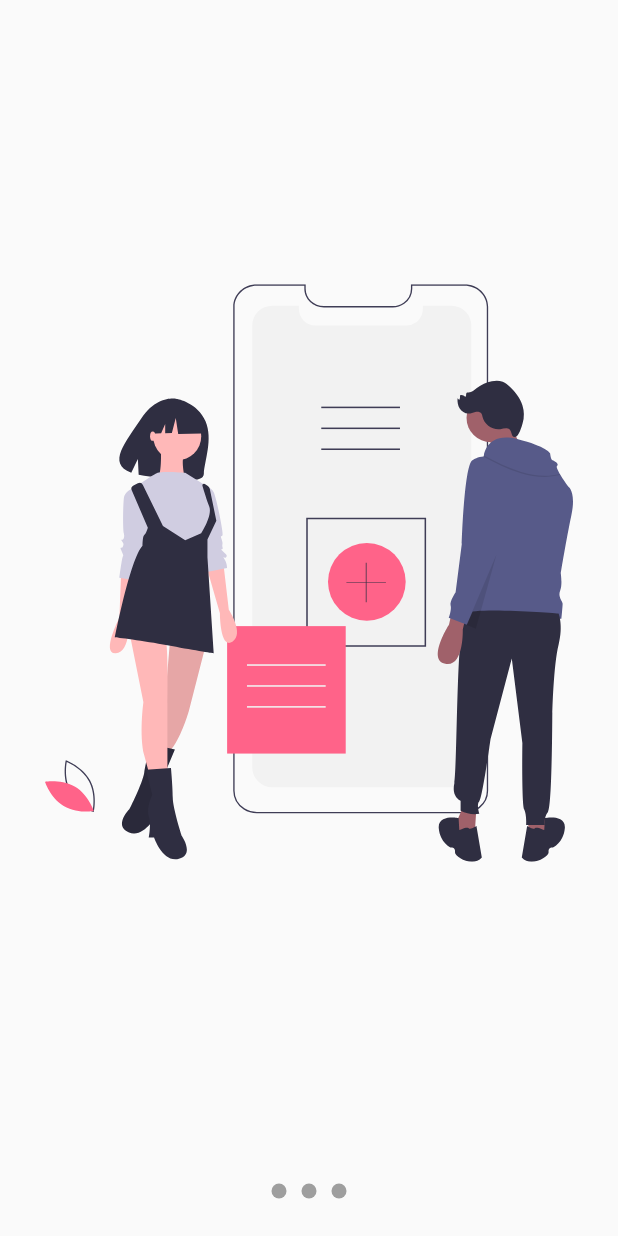
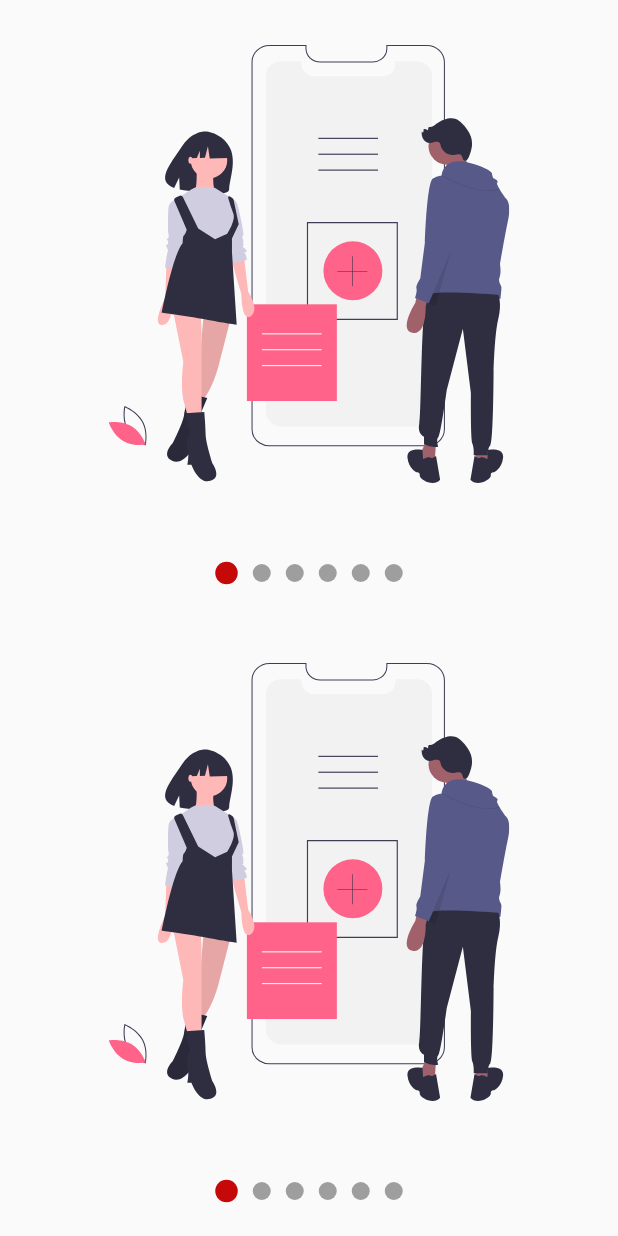
Before and after one commit to JAIME1523/cuadradoAnimadoFlutter, a Flutter app: the screen it shows after launch, on a phone screen of 412 x 824 dp. Run offline on Flutter 3.47's test engine with Material 2 defaults, Android fonts, the phone set to English and light mode, and no system bars; our stand-ins replace flutter_svg.

Commit message:
Slideshow

```diff
--- a/lib/main.dart
+++ b/lib/main.dart
@@ -1,7 +1,9 @@
 // import 'package:designs/labs/circular_progres_page.dart';
 // import 'package:designs/pages/grafias_ciculares.dart';
-import 'package:designs/src/pages/slideshow_page.dart';
+// import 'package:designs/src/labs/slideshow_page.dart';
 import 'package:flutter/material.dart';
+
+import 'src/pages/slideshow_page.dart';
 
 void main() => runApp(const MyApp());
 
@@ -13,7 +15,8 @@ class MyApp extends StatelessWidget {
     return const MaterialApp(
       debugShowCheckedModeBanner: false,
       title: 'Material App',
-      home: SlideShowPage(),
+      home:
+       SildeShowPage(),
     );
   }
 }
--- /dev/null
+++ b/lib/src/labs/slideshow_page.dart
@@ -0,0 +1,136 @@
+import 'package:designs/src/models/slider_model.dart';
+import 'package:flutter/material.dart';
+import 'package:flutter_svg/flutter_svg.dart';
+import 'package:provider/provider.dart';
+
+class SlideShowPage extends StatelessWidget {
+  const SlideShowPage({Key? key}) : super(key: key);
+
+  @override
+  Widget build(BuildContext context) {
+    return ChangeNotifierProvider(
+      create: (_) => SliderModel(),
+      child: Scaffold(
+        body: Center(
+            child: Column(children: const [
+          Expanded(child: _Slides()),
+          _Dots(),
+        ])),
+      ),
+    );
+  }
+}
+
+class _Dots extends StatelessWidget {
+  const _Dots({Key? key}) : super(key: key);
+
+  @override
+  Widget build(BuildContext context) {
+    return Container(
+      width: double.infinity,
+      height: 60,
+      child: Row(
+        mainAxisAlignment: MainAxisAlignment.center,
+        children: const [
+          _Dot(
+            index: 0,
+          ),
+          _Dot(
+            index: 1,
+          ),
+          _Dot(
+            index: 2,
+          ),
+        ],
+      ),
+    );
+  }
+}
+
+class _Dot extends StatelessWidget {
+  const _Dot({
+    Key? key,
+    required this.index,
+  }) : super(key: key);
+  final int index;
+
+  @override
+  Widget build(BuildContext context) {
+    final pageViewIndex = Provider.of<SliderModel>(context).currentPage;
+    return AnimatedContainer(
+        duration:const Duration(milliseconds: 200),
+        margin: const EdgeInsets.symmetric(horizontal: 5),
+        height: 10,
+        width: 10,
+        decoration: BoxDecoration(
+          color: (pageViewIndex >= index - 0.5 && pageViewIndex < index + 0.5)
+              ? Colors.blue
+              : Colors.grey,
+          shape: BoxShape.circle,
+        ));
+  }
+}
+
+class _Slides extends StatefulWidget {
+  const _Slides({Key? key}) : super(key: key);
+
+  @override
+  State<_Slides> createState() => _SlidesState();
+}
+
+class _SlidesState extends State<_Slides> {
+  final pageViewController = PageController();
+
+  @override
+  void initState() {
+    super.initState();
+
+    pageViewController.addListener(() {
+      Provider.of<SliderModel>(context, listen: false).currentPage =
+          pageViewController.page!;
+    });
+//en false por que esta en el initState
+  }
+
+  @override
+  void dispose() {
+    super.dispose();
+  }
+
+  @override
+  Widget build(BuildContext context) {
+    return Container(
+      child: PageView(
+        controller: pageViewController,
+        children: const [
+          _Slide(
+            svg: 'assets/slide-1.svg',
+          ),
+          _Slide(
+            svg: 'assets/slide-2.svg',
+          ),
+          _Slide(
+            svg: 'assets/slide-3.svg',
+          ),
+        ],
+      ),
+    );
+  }
+}
+
+class _Slide extends StatelessWidget {
+  const _Slide({
+    Key? key,
+    required this.svg,
+  }) : super(key: key);
+  final String svg;
+
+  @override
+  Widget build(BuildContext context) {
+    return Container(
+        width: double.infinity,
+        height: double.infinity,
+        padding: const EdgeInsets.all(30),
+        child: SvgPicture.asset(svg));
+  }
+}
--- a/lib/src/models/slider_model.dart
+++ b/lib/src/models/slider_model.dart
@@ -1,12 +1,16 @@
 import 'package:flutter/foundation.dart';
 
-class SLiderModel extends ChangeNotifier {
+class SliderModel extends ChangeNotifier {
   double _currentpage = 0;
 
   double get currentPage => _currentpage;
 
-  set currentPage(double currrentPage) {
-    _currentpage = currrentPage;
+  set currentPage(double pagina) {
+    _currentpage = pagina;
     notifyListeners();
   }
+
+
+
+
 }
--- a/lib/src/pages/slideshow_page.dart
+++ b/lib/src/pages/slideshow_page.dart
@@ -1,120 +1,45 @@
+import 'package:designs/src/widgets/slideshow.dart';
 import 'package:flutter/material.dart';
-import 'package:flutter_svg/flutter_svg.dart';
+import 'package:flutter_svg/svg.dart';
 
-class SlideShowPage extends StatelessWidget {
-  const SlideShowPage({Key? key}) : super(key: key);
+class SildeShowPage extends StatelessWidget {
+  const SildeShowPage({Key? key}) : super(key: key);
 
   @override
   Widget build(BuildContext context) {
     return Scaffold(
-      body: Center(
-          child: Column(children: const [
-        Expanded(child: _Slides()),
-        _Dots(),
-      ])),
+        // backgroundColor: Colors.purple,
+        body: Column(children: const [
+      Expanded(child: _MiSlideshow()),
+      Expanded(child: _MiSlideshow()),
+    ]));
+  }
+}
+
+class _MiSlideshow extends StatelessWidget {
+  const _MiSlideshow({
+    Key? key,
+  }) : super(key: key);
+
+  @override
+  Widget build(BuildContext context) {
+    return SlideShow(
+      // puntosArriba: true,
+      bulletPrimario: 15,
+      colorPrimario: const Color.fromARGB(255, 197, 8, 8),
+      colorSecundario: Colors.grey,
+      slides: <Widget>[
+        SvgPicture.asset('assets/slide-1.svg'),
+        SvgPicture.asset('assets/slide-2.svg'),
+        SvgPicture.asset('assets/slide-3.svg'),
+        SvgPicture.asset('assets/slide-4.svg'),
+        SvgPicture.asset('assets/slide-5.svg'),
+        Container(
+          height: 100,
+          width: 100,
+          color: Colors.blue,
+        )
+      ],
     );
   }
 }
-
-class _Dots extends StatelessWidget {
-  const _Dots({Key? key}) : super(key: key);
-
-  @override
-  Widget build(BuildContext context) {
-    return Container(
-      width: double.infinity,
-      height: 60,
-      child: Row(
-        mainAxisAlignment: MainAxisAlignment.center,
-        children: const [
-          _Dot(index: 0,),
-          _Dot(index: 1,),
-          _Dot(index: 2,),
-
-
-        ],
-      ),
-    );
-  }
-}
-
-class _Dot extends StatelessWidget {
-  const _Dot({
-    Key? key, required this.index,
-  }) : super(key: key);
-  final int index;
-
-  @override
-  Widget build(BuildContext context) {
-    return Container(
-        margin: const EdgeInsets.symmetric(horizontal: 5),
-        height: 10,
-        width: 10,
-        decoration: const BoxDecoration(
-          color: Colors.grey,
-          shape: BoxShape.circle,
-        ));
-  }
-}
-
-class _Slides extends StatefulWidget {
-  const _Slides({Key? key}) : super(key: key);
-
-  @override
-  State<_Slides> createState() => _SlidesState();
-}
-
-class _SlidesState extends State<_Slides> {
-  final pageViewController = PageController();
-
-  @override
-  void initState() {
-    super.initState();
-
-    pageViewController.addListener(() {
-      print('pagina actual ${pageViewController.page}');
-    });
-  }
-
-  @override
-  void dispose() {
-    super.dispose();
-  }
-
-  @override
-  Widget build(BuildContext context) {
-    return Container(
-      child: PageView(
-        controller: pageViewController,
-        children: const [
-          _Slide(
-            svg: 'assets/slide-1.svg',
-          ),
-          _Slide(
-            svg: 'assets/slide-2.svg',
-          ),
-          _Slide(
-            svg: 'assets/slide-3.svg',
-          ),
-        ],
-      ),
-    );
-  }
-}
-
-class _Slide extends StatelessWidget {
-  const _Slide({
-    Key? key,
-    required this.svg,
-  }) : super(key: key);
-  final String svg;
-
-  @override
-  Widget build(BuildContext context) {
-    return Container(
-        width: double.infinity,
-        height: double.infinity,
-        padding: const EdgeInsets.all(30),
-        child: SvgPicture.asset(svg));
-  }
-}
--- /dev/null
+++ b/lib/src/widgets/slideshow.dart
@@ -0,0 +1,212 @@
+import 'package:flutter/material.dart';
+import 'package:provider/provider.dart';
+
+class SlideShow extends StatelessWidget {
+  const SlideShow(
+      {Key? key,
+      required this.slides,
+      this.puntosArriba = false,
+      this.colorPrimario = Colors.blue,
+      this.colorSecundario = Colors.grey,
+      this.bulletPrimario = 12,
+      this.bulletSecundario = 12})
+      : super(key: key);
+  final List<Widget> slides;
+  final bool puntosArriba;
+  final Color colorPrimario;
+  final Color colorSecundario;
+  final double bulletPrimario;
+  final double bulletSecundario;
+
+  @override
+  Widget build(BuildContext context) {
+    return ChangeNotifierProvider(
+      create: (_) => _SliderModel(),
+      child: SafeArea(
+        child: Center(child: Builder(
+          builder: (BuildContext context) {
+            Provider.of<_SliderModel>(context).colorPrimario = colorPrimario;
+            Provider.of<_SliderModel>(context).colorSecundario =
+                colorSecundario;
+
+            Provider.of<_SliderModel>(context).bulletSecundario =
+                bulletSecundario;
+            Provider.of<_SliderModel>(context).bulletPrimario = bulletPrimario;
+
+            return Column(children: [
+              if (puntosArriba)
+                _Dots(
+                  valor: slides.length,
+                ),
+              Expanded(
+                  child: _Slides(
+                slides: slides,
+              )),
+              if (!puntosArriba)
+                _Dots(
+                  valor: slides.length,
+                ),
+
+              // _Dots(
+              //   valor: slides.length,
+              // ),
+            ]);
+          },
+        )),
+      ),
+    );
+  }
+}
+
+class _Dots extends StatelessWidget {
+  const _Dots({
+    Key? key,
+    required this.valor,
+  }) : super(key: key);
+  final int valor;
+
+  @override
+  Widget build(BuildContext context) {
+    return Container(
+      color: null,
+      width: double.infinity,
+      height: 60,
+      child: Row(
+        mainAxisAlignment: MainAxisAlignment.center,
+        //List.generate permite generate un alista dentro deunn Row
+        children: List.generate(
+            valor,
+            (index) => _Dot(
+                  index: index,
+                )),
+      ),
+    );
+  }
+}
+
+class _Dot extends StatelessWidget {
+  const _Dot({
+    Key? key,
+    required this.index,
+  }) : super(key: key);
+  final int index;
+
+  @override
+  Widget build(BuildContext context) {
+    final sslidemodel = Provider.of<_SliderModel>(context);
+double tamano;
+Color color;
+
+if (sslidemodel.currentPage >= index - 0.5 &&
+                  sslidemodel.currentPage < index + 0.5){
+tamano =sslidemodel.bulletPrimario;
+color = sslidemodel.colorPrimario;
+                  }else{
+tamano =sslidemodel.bulletSecundario;
+color = sslidemodel.colorSecundario;
+                  }
+    return AnimatedContainer(
+        //tarea
+
+        duration: const Duration(milliseconds: 200),
+        margin: const EdgeInsets.symmetric(horizontal: 5),
+        height: tamano,
+        width: tamano,
+        decoration: BoxDecoration(
+          color:color,
+          shape: BoxShape.circle,
+        ));
+  }
+}
+
+class _Slides extends StatefulWidget {
+  const _Slides({Key? key, required this.slides}) : super(key: key);
+  final List<Widget> slides;
+  @override
+  State<_Slides> createState() => _SlidesState();
+}
+
+class _SlidesState extends State<_Slides> {
+  final pageViewController = PageController();
+
+  @override
+  void initState() {
+    super.initState();
+
+    pageViewController.addListener(() {
+      Provider.of<_SliderModel>(context, listen: false).currentPage =
+          pageViewController.page!;
+    });
+//en false por que esta en el initState
+  }
+
+  @override
+  void dispose() {
+    super.dispose();
+  }
+
+  @override
+  Widget build(BuildContext context) {
+    return Container(
+      child: PageView(
+          controller: pageViewController,
+          children: widget.slides
+              .map((slide) => _Slide(
+                    slide: slide,
+                  ))
+              .toList()),
+    );
+  }
+}
+
+class _Slide extends StatelessWidget {
+  const _Slide({
+    Key? key,
+    required this.slide,
+  }) : super(key: key);
+  final Widget slide;
+
+  @override
+  Widget build(BuildContext context) {
+    return Container(
+      width: double.infinity,
+      height: double.infinity,
+      padding: const EdgeInsets.all(30),
+      child: slide,
+    );
+  }
+}
+
+//para no depender de otra pagina
+class _SliderModel extends ChangeNotifier {
+  double _currentpage = 0;
+  Color _colorPrimario = Colors.blue;
+  Color _colorSecundario = Colors.grey;
+  double get currentPage => _currentpage;
+  double _bulletPrimario = 12;
+  // se puede quitar el set y get  y nada mas defnir la variable
+  late double bulletSecundario;
+
+  set currentPage(double pagina) {
+    _currentpage = pagina;
+    notifyListeners();
+  }
+
+  Color get colorPrimario => _colorPrimario;
+
+  set colorPrimario(Color color) {
+    _colorPrimario = color;
+  }
+
+  Color get colorSecundario => _colorSecundario;
+
+  set colorSecundario(Color color) {
+    _colorSecundario = color;
+  }
+
+  double get bulletPrimario => _bulletPrimario;
+
+  set bulletPrimario(double valor) {
+    _bulletPrimario = valor;
+  }
+}
```
